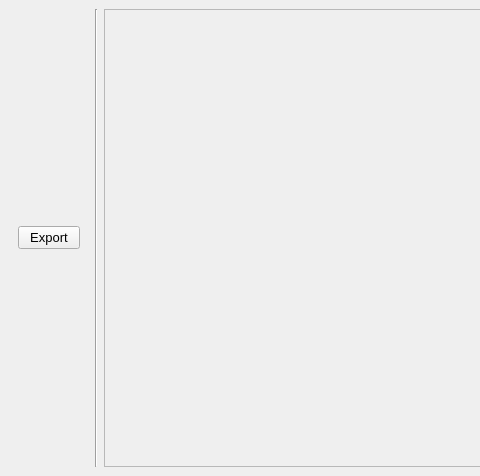
Before: the Qt Designer form ui/export_fieldlogger_ui_dialog.ui in jkall/qgis-midvatten-plugin, drawn with Qt 5; both pictures show x 0 to 480 and y 0 to 476 of the 1013 by 476 pixel window.
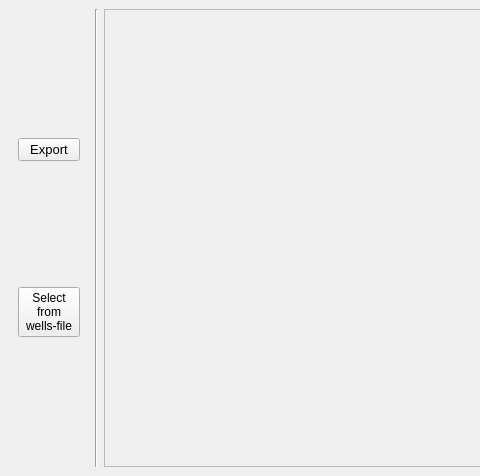
After: the same form once the commit is applied.

Commit message: FieldLogger export: Added possibility of selection using old wells-file.

```diff
--- a/ui/export_fieldlogger_ui_dialog.ui
+++ b/ui/export_fieldlogger_ui_dialog.ui
@@ -55,6 +55,15 @@
          </property>
         </widget>
        </item>
+       <item row="1" column="0">
+        <widget class="QPushButton" name="pushButtonImportWellsfile">
+         <property name="text">
+          <string>Select
+from
+wells-file</string>
+         </property>
+        </widget>
+       </item>
       </layout>
      </widget>
     </item>
```
The commit also changes 4 other files.
